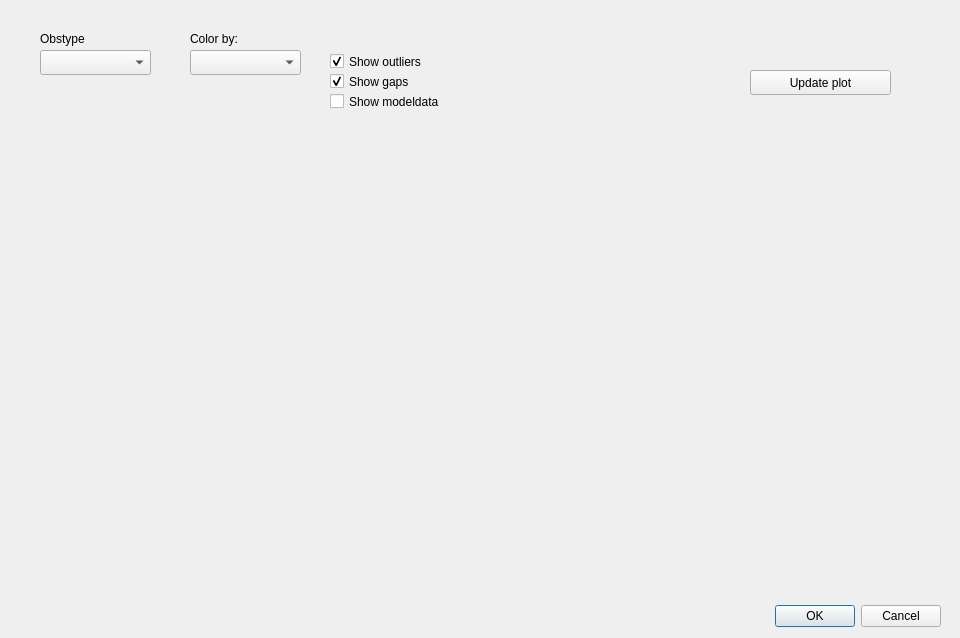
Old version of the form metobs_gui/qt_windows/timeseries_plot_dialog.ui in the repository vergauwenthomas/MetObs_GUI.
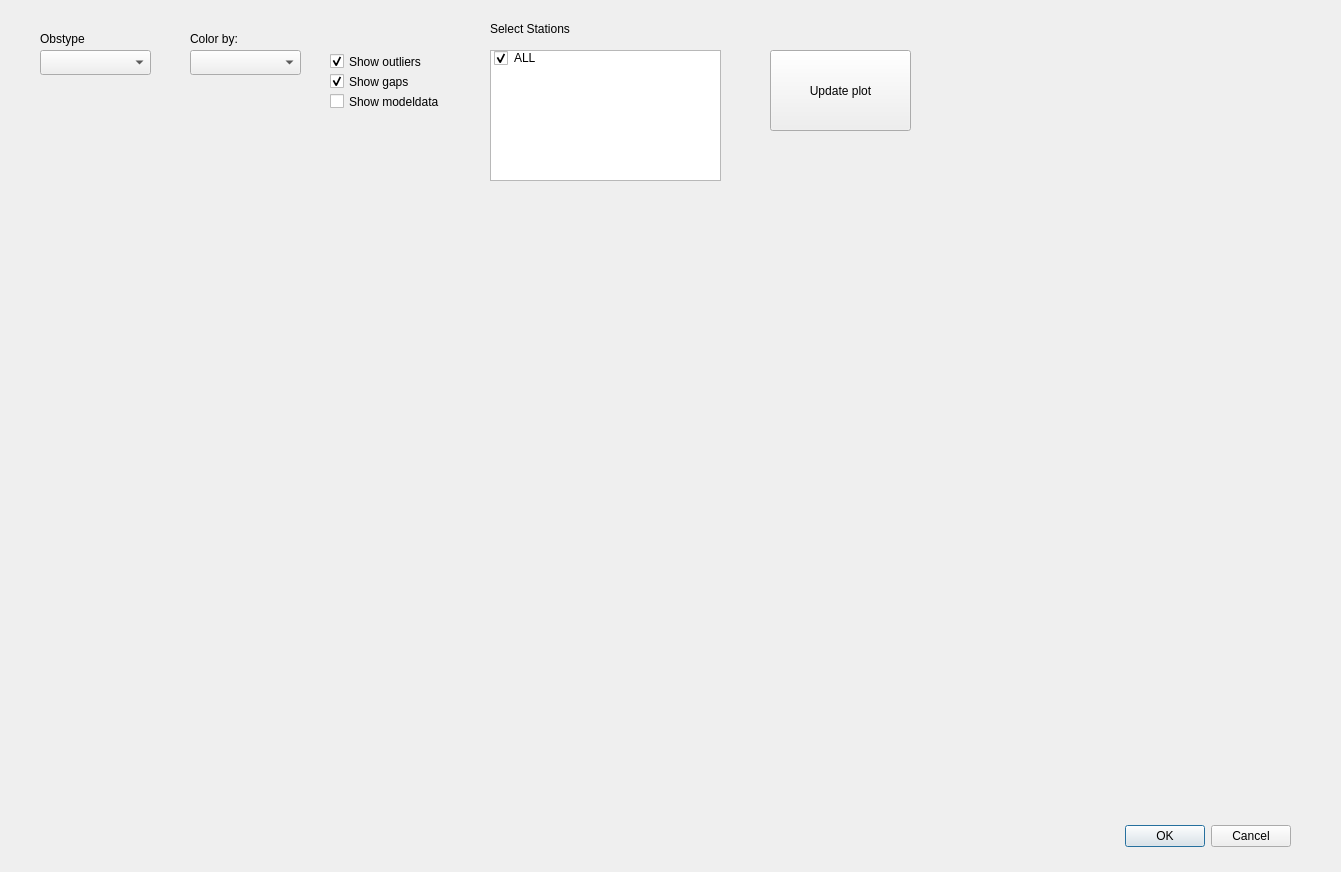
New version of the form.

```diff
--- a/metobs_gui/qt_windows/timeseries_plot_dialog.ui
+++ b/metobs_gui/qt_windows/timeseries_plot_dialog.ui
@@ -6,8 +6,8 @@
    <rect>
     <x>0</x>
     <y>0</y>
-    <width>960</width>
-    <height>638</height>
+    <width>1341</width>
+    <height>872</height>
    </rect>
   </property>
   <property name="windowTitle">
@@ -16,8 +16,8 @@
   <widget class="QDialogButtonBox" name="buttonBox">
    <property name="geometry">
     <rect>
-     <x>320</x>
-     <y>600</y>
+     <x>670</x>
+     <y>820</y>
      <width>621</width>
      <height>32</height>
     </rect>
@@ -29,17 +29,6 @@
     <set>QDialogButtonBox::Cancel|QDialogButtonBox::Ok</set>
    </property>
   </widget>
-  <widget class="QWidget" name="verticalLayoutWidget">
-   <property name="geometry">
-    <rect>
-     <x>40</x>
-     <y>150</y>
-     <width>861</width>
-     <height>421</height>
-    </rect>
-   </property>
-   <layout class="QVBoxLayout" name="vert_layout"/>
-  </widget>
   <widget class="QLabel" name="label">
    <property name="geometry">
     <rect>
@@ -69,10 +58,10 @@
   <widget class="QPushButton" name="update_plot_box">
    <property name="geometry">
     <rect>
-     <x>750</x>
-     <y>70</y>
+     <x>770</x>
+     <y>50</y>
      <width>141</width>
-     <height>25</height>
+     <height>81</height>
     </rect>
    </property>
    <property name="text">
@@ -153,6 +142,60 @@
     <bool>false</bool>
    </property>
   </widget>
+  <widget class="QListWidget" name="target_stations">
+   <property name="geometry">
+    <rect>
+     <x>490</x>
+     <y>50</y>
+     <width>231</width>
+     <height>131</height>
+    </rect>
+   </property>
+   <property name="selectionMode">
+    <enum>QAbstractItemView::MultiSelection</enum>
+   </property>
+   <item>
+    <property name="text">
+     <string>ALL</string>
+    </property>
+    <property name="background">
+     <brush brushstyle="NoBrush">
+      <color alpha="255">
+       <red>52</red>
+       <green>101</green>
+       <blue>164</blue>
+      </color>
+     </brush>
+    </property>
+    <property name="checkState">
+     <enum>Checked</enum>
+    </property>
+   </item>
+  </widget>
+  <widget class="QLabel" name="label_2">
+   <property name="geometry">
+    <rect>
+     <x>490</x>
+     <y>20</y>
+     <width>201</width>
+     <height>17</height>
+    </rect>
+   </property>
+   <property name="text">
+    <string>Select Stations</string>
+   </property>
+  </widget>
+  <widget class="QWidget" name="verticalLayoutWidget">
+   <property name="geometry">
+    <rect>
+     <x>10</x>
+     <y>190</y>
+     <width>1261</width>
+     <height>601</height>
+    </rect>
+   </property>
+   <layout class="QVBoxLayout" name="vert_layout"/>
+  </widget>
  </widget>
  <resources/>
  <connections>
```
